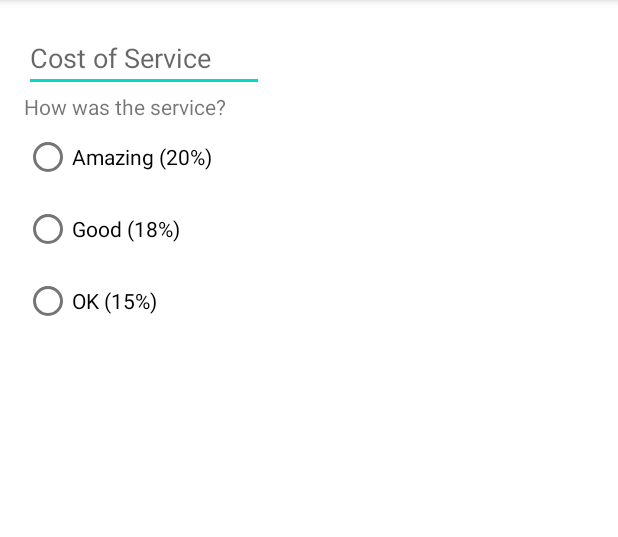
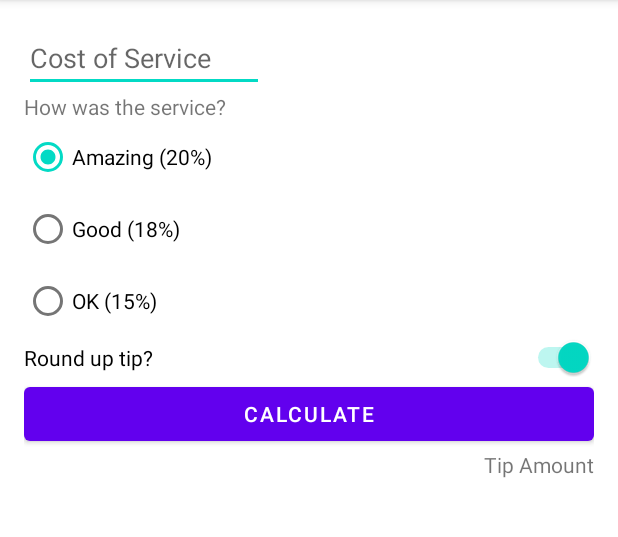
Before and after one commit to Optimus-ged/android-trainings, an Android app: the screen it shows after launch (MainActivity), on a phone screen of 412 x 824 dp, the part 84-621 px from its top. Run offline under Robolectric (Android 15) with nearby library versions, the phone set to English and light mode, and no system bars.

Commit message:
Making use of switch and button

```diff
--- a/app/src/main/res/layout/activity_main.xml
+++ b/app/src/main/res/layout/activity_main.xml
@@ -27,11 +27,12 @@
 
     <RadioGroup
         android:id="@+id/tip_options"
+        android:checkedButton="@id/option_twenty_percent"
         android:layout_width="wrap_content"
         android:layout_height="wrap_content"
-        android:orientation="vertical"
+        app:layout_constraintTop_toBottomOf="@id/service_question"
         app:layout_constraintStart_toStartOf="parent"
-        app:layout_constraintTop_toBottomOf="@id/service_question">
+        android:orientation="vertical">
 
         <RadioButton
             android:id="@+id/option_twenty_percent"
@@ -51,4 +52,32 @@
             android:layout_height="wrap_content"
             android:text="OK (15%)" />
     </RadioGroup>
+
+    <Switch
+        android:id="@+id/round_up_switch"
+        android:layout_width="0dp"
+        android:layout_height="wrap_content"
+        android:checked="true"
+        android:text="Round up tip?"
+        app:layout_constraintEnd_toEndOf="parent"
+        app:layout_constraintStart_toStartOf="parent"
+        app:layout_constraintTop_toBottomOf="@id/tip_options" />
+
+    <Button
+        android:id="@+id/calculate_button"
+        android:layout_width="0dp"
+        android:layout_height="wrap_content"
+        android:text="Calculate"
+        app:layout_constraintTop_toBottomOf="@id/round_up_switch"
+        app:layout_constraintStart_toStartOf="parent"
+        app:layout_constraintEnd_toEndOf="parent" />
+
+    <TextView
+        android:id="@+id/tip_result"
+        android:layout_width="wrap_content"
+        android:layout_height="wrap_content"
+        app:layout_constraintEnd_toEndOf="parent"
+        app:layout_constraintTop_toBottomOf="@id/calculate_button"
+        android:text="Tip Amount" />
+
 </androidx.constraintlayout.widget.ConstraintLayout>
```
